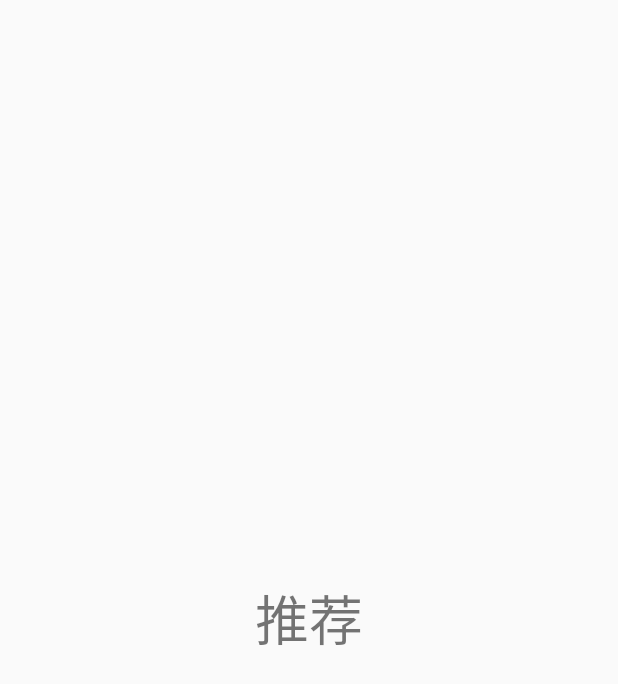
After one commit to Taylorhd/Ximalaya, an Android app: the layout fragment_recommand.xml on its own in the app's theme, with its tools: preview values and no code run, on a phone screen of 412 x 824 dp. The commit adds this screen. Shown: the top 684 px of the screen. Run offline under Robolectric (Android 15) with nearby library versions, the phone set to English and light mode, and no system bars.

Commit message:
添加fragment

```diff
--- /dev/null
+++ b/app/src/main/res/layout/fragment_recommand.xml
@@ -0,0 +1,18 @@
+<?xml version="1.0" encoding="utf-8"?>
+<androidx.constraintlayout.widget.ConstraintLayout
+    xmlns:android="http://schemas.android.com/apk/res/android"
+    xmlns:app="http://schemas.android.com/apk/res-auto"
+    android:layout_width="match_parent"
+    android:layout_height="match_parent">
+
+    <TextView
+        android:layout_width="wrap_content"
+        android:layout_height="wrap_content"
+        android:text="推荐"
+        android:textSize="36sp"
+        app:layout_constraintBottom_toBottomOf="parent"
+        app:layout_constraintEnd_toEndOf="parent"
+        app:layout_constraintStart_toStartOf="parent"
+        app:layout_constraintTop_toTopOf="parent" />
+
+</androidx.constraintlayout.widget.ConstraintLayout>
--- a/app/src/main/res/values/colors.xml
+++ b/app/src/main/res/values/colors.xml
@@ -3,4 +3,10 @@
     <color name="colorPrimary">#008577</color>
     <color name="colorPrimaryDark">#00574B</color>
     <color name="colorAccent">#D81B60</color>
+    <color name="mainColor">#FA7254</color>
+
+        <style name="NotificationText" parent="android:TextAppearance.StatusBar.EventContent" />
+        <style name="NotificationTitle" parent="android:TextAppearance.StatusBar.EventContent.Title" />
+
+
 </resources>
--- a/app/src/main/res/values/strings.xml
+++ b/app/src/main/res/values/strings.xml
@@ -1,3 +1,8 @@
 <resources>
     <string name="app_name">Ximalaya</string>
+    <string-array name="indicator_title">
+        <item>推荐</item>
+        <item>订阅</item>
+        <item>历史</item>
+    </string-array>
 </resources>
--- a/app/src/main/res/values/styles.xml
+++ b/app/src/main/res/values/styles.xml
@@ -1,11 +1,16 @@
 <resources>
 
     <!-- Base application theme. -->
-    <style name="AppTheme" parent="Theme.AppCompat.Light.DarkActionBar">
+    <style name="AppTheme" parent="Theme.AppCompat.Light.NoActionBar">
         <!-- Customize your theme here. -->
-        <item name="colorPrimary">@color/colorPrimary</item>
-        <item name="colorPrimaryDark">@color/colorPrimaryDark</item>
-        <item name="colorAccent">@color/colorAccent</item>
+        <item name="colorPrimary">@color/mainColor</item>
+        <item name="colorPrimaryDark">@color/mainColor</item>
+        <item name="colorAccent">@color/mainColor</item>
     </style>
 
+
+
+
+
+
 </resources>
```
Also changed, not shown: app/src/main/java/com/ecut/ximalaya/MainActivity.java (+44 -29 lines), app/src/main/java/com/ecut/ximalaya/adapters/IndicatorAdapter.java (added, +65 -0 lines), app/src/main/java/com/ecut/ximalaya/adapters/MainContentAdapter.java (added, +25 -0 lines), app/src/main/java/com/ecut/ximalaya/fragments/BaseFragment.java (added, +29 -0 lines), app/src/main/java/com/ecut/ximalaya/fragments/HistoryFragment.java (added, +16 -0 lines), app/src/main/java/com/ecut/ximalaya/fragments/RecommandFragment.java (added, +12 -0 lines), app/src/main/java/com/ecut/ximalaya/fragments/SubscriptionFragment.java (added, +12 -0 lines), app/src/main/res/layout/activity_main.xml (+12 -8 lines), app/src/main/res/layout/fragment_history.xml (added, +18 -0 lines), app/src/main/res/layout/fragment_subscription.xml (added, +18 -0 lines).
